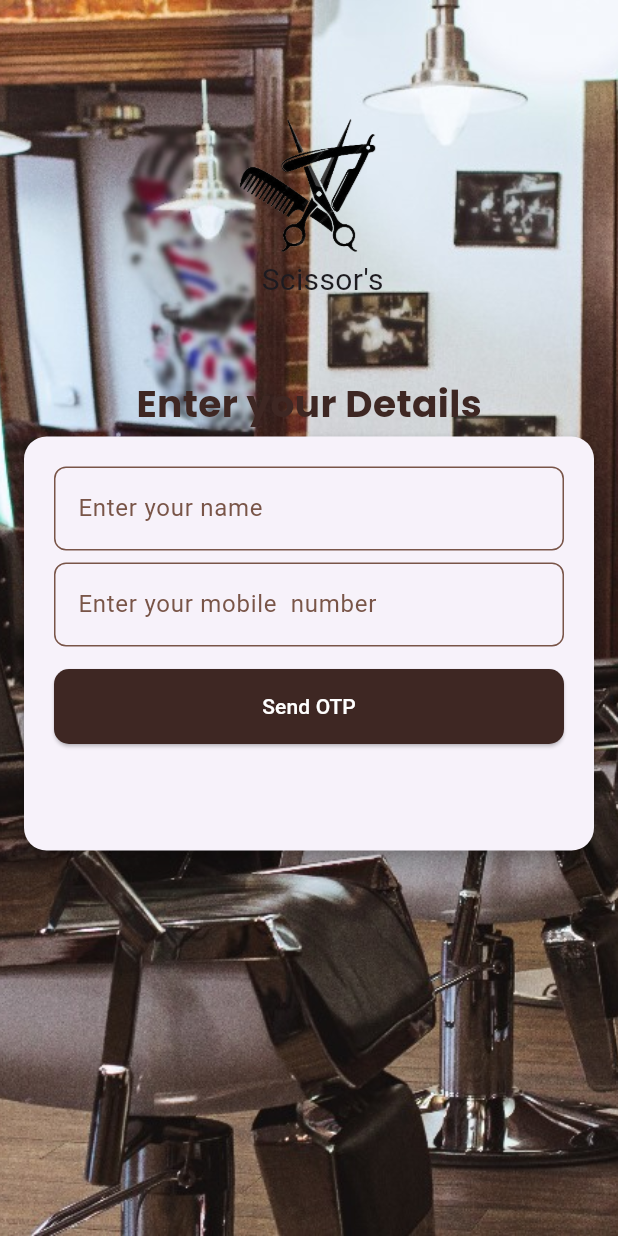
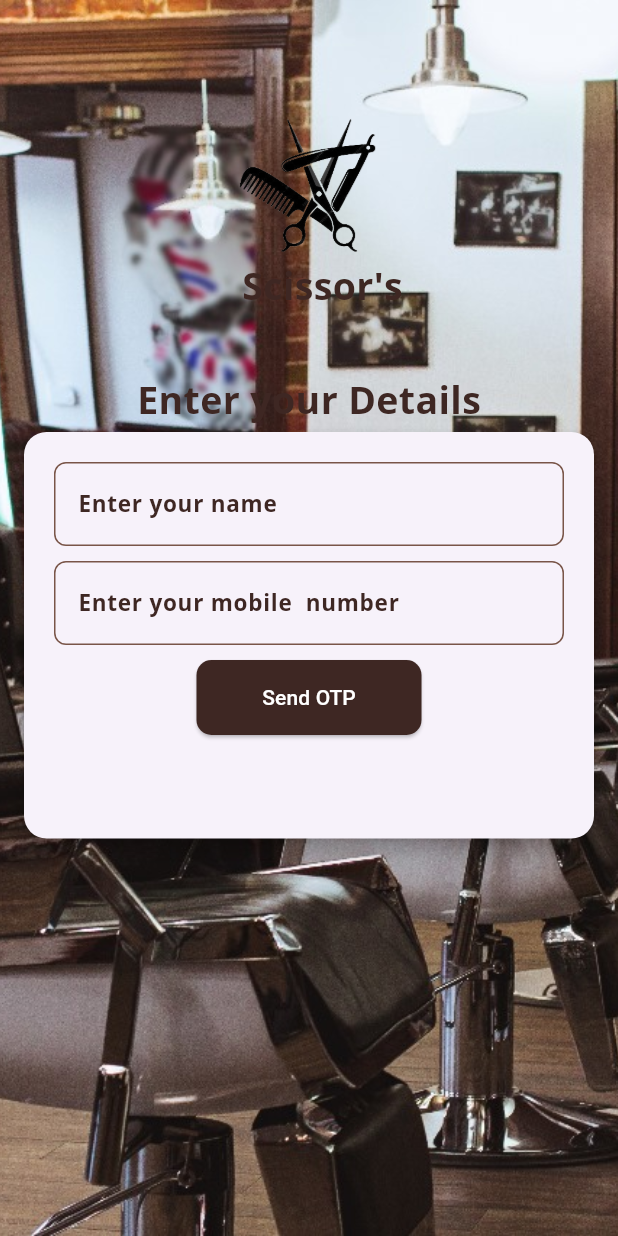
Before and after one commit to manojprabhakar24/phone_auth_firebase, a Flutter app: the screen it shows after launch, on a phone screen of 412 x 824 dp. Run offline on Flutter 3.47's test engine with Material 3 defaults, Android fonts, the phone set to English and light mode, and no system bars; our stand-ins replace firebase_auth, firebase_core, google_fonts; accounts and stored records are empty.

Commit message:
done this page

```diff
--- a/lib/main.dart
+++ b/lib/main.dart
@@ -17,6 +17,7 @@ class MyApp extends StatelessWidget {
   @override
   Widget build(BuildContext context) {
     return MaterialApp(
+      debugShowCheckedModeBanner: false,
       theme: ThemeData(
         inputDecorationTheme: InputDecorationTheme(
           labelStyle: TextStyle(color: Colors.brown),
--- a/lib/pages/login_page.dart
+++ b/lib/pages/login_page.dart
@@ -1,7 +1,7 @@
 import 'package:flutter/material.dart';
 import 'package:google_fonts/google_fonts.dart';
 import '../controllers/auth_service.dart';
-import 'home_page.dart';
+import 'ConfirmationScreen.dart';
 
 class LoginPage extends StatefulWidget {
   const LoginPage({Key? key}) : super(key: key);
@@ -65,17 +65,20 @@ class _LoginPageState extends State<LoginPage>
                             mainAxisAlignment: MainAxisAlignment.center,
                             children: [
                               Padding(padding: EdgeInsets.symmetric(horizontal: 9)),
-                              Text("Scissor's",style: TextStyle(
-                                  fontSize: 20
+                              Text("Scissor's",style: GoogleFonts.openSans(
+                                textStyle: TextStyle(
+                                    color: Colors.brown[900],
+                                    fontSize: 25,
+                                    fontWeight: FontWeight.bold),
                               ),),
                             ]),
-                        SizedBox(height: 50),
+                        SizedBox(height: 40),
                         Row(
                           mainAxisAlignment: MainAxisAlignment.center,
                           children: [
                             Text(
                               "Enter your Details",
-                              style: GoogleFonts.poppins(
+                              style: GoogleFonts.openSans(
                                 textStyle: TextStyle(
                                     color: Colors.brown[900],
                                     fontSize: 25,
@@ -87,7 +90,7 @@ class _LoginPageState extends State<LoginPage>
                         Center(
                           child:Container(
 
-                            constraints: BoxConstraints(maxWidth: 430,maxHeight: 284), // Adjust the maximum width as needed
+                            constraints: BoxConstraints(maxWidth: 430,maxHeight: 279), // Adjust the maximum width as needed
                             child: Card(
                               elevation: 5,
                               shape: RoundedRectangleBorder(
@@ -104,7 +107,13 @@ class _LoginPageState extends State<LoginPage>
                                           keyboardType: TextInputType.text,
                                           decoration: InputDecoration(
                                             labelText: "Enter your name",
-                                            labelStyle: TextStyle(color: Colors.brown),
+                                            labelStyle: GoogleFonts.openSans(
+                                              textStyle: TextStyle(
+                                                  color: Colors.brown[900],
+                                                  fontSize: 15,
+                                                  fontWeight: FontWeight.bold),
+                                            ),
+
                                             enabledBorder: OutlineInputBorder(
                                               borderSide: BorderSide(
                                                   color: Colors.brown, width: 1.0),
@@ -124,13 +133,19 @@ class _LoginPageState extends State<LoginPage>
                                             return null;
                                           },
                                         ),
-                                        SizedBox(height: 8),
+                                        SizedBox(height: 10),
                                         TextFormField(
                                           controller: _phoneController,
                                           keyboardType: TextInputType.number,
                                           decoration: InputDecoration(
                                             prefixText: "+91 ",
                                             labelText: "Enter your mobile  number",
+                                            labelStyle: GoogleFonts.openSans(
+                                              textStyle: TextStyle(
+                                                  color: Colors.brown[900],
+                                                  fontSize: 15,
+                                                  fontWeight: FontWeight.bold),
+                                            ),
                                             enabledBorder: OutlineInputBorder(
                                               borderSide: BorderSide(
                                                   color: Colors.brown, width: 1.0),
@@ -157,10 +172,10 @@ class _LoginPageState extends State<LoginPage>
                                             return null;
                                           },
                                         ),
-                                        SizedBox(height: 15),
+                                        SizedBox(height: 10),
                                         SizedBox(
                                           height: 50,
-                                          width: double.infinity,
+                                          width: 150,
                                           child:ElevatedButton(
                                             onPressed: () {
                                               setState(() {
@@ -174,7 +189,12 @@ class _LoginPageState extends State<LoginPage>
                                                       SnackBar(
                                                         content: Text(
                                                           "Error in sending OTP",
-                                                          style: TextStyle(color: Colors.white),
+                                                          style:  GoogleFonts.openSans(
+                                                        textStyle: TextStyle(
+                                                        color: Colors.brown[900],
+                                                            fontSize: 15,
+                                                            ),
+                                                      ),
                                                         ),
                                                         backgroundColor: Colors.red,
                                                       ),
@@ -231,7 +251,7 @@ class _LoginPageState extends State<LoginPage>
                                                                       Navigator.pushReplacement(
                                                                         context,
                                                                         MaterialPageRoute(
-                                                                          builder: (context) =>  HomePage (name: _nameController.text,
+                                                                          builder: (context) =>  ConfirmationScreen (name: _nameController.text,
                                                                             phoneNumber: _phoneController.text,), // Navigate to the next page on success
                                                                         ),
                                                                       );
@@ -251,10 +271,16 @@ class _LoginPageState extends State<LoginPage>
                                                               },
                                                               child: Text(
                                                                 "Submit",
-                                                                style: TextStyle(color: Colors.white),
+                                                                style: GoogleFonts.openSans(
+                                                                  textStyle: TextStyle(
+                                                                      color: Colors.white,
+                                                                      fontSize: 25,
+                                                                      ),
+                                                                ),
                                                               ),
                                                               style: ElevatedButton.styleFrom(
                                                                 primary: Colors.brown,
+
                                                               ),
                                                             ),
                                                           ],
@@ -272,7 +298,7 @@ class _LoginPageState extends State<LoginPage>
                                             style: ElevatedButton.styleFrom(
                                               primary: _isButtonPressed ? Colors.brown[400] : Colors.brown[900],
                                               onPrimary: Colors.black,
-                                              minimumSize: Size(100, 40),
+                                              minimumSize: Size(0, 10),
                                               padding: EdgeInsets.symmetric(vertical: 10, horizontal: 20),
                                               shape: RoundedRectangleBorder(
                                                 borderRadius: BorderRadius.circular(10),
--- a/pubspec.yaml
+++ b/pubspec.yaml
@@ -58,6 +58,7 @@ flutter:
   assets:
     - assets/Scissors-image-remove.png
     - assets/background.jpg
+    - assets/tick.jpg
 
 
   # The following line ensures that the Material Icons font is
```
Also changed, not shown: lib/pages/ConfirmationScreen.dart (added, +149 -0 lines), lib/pages/home_page.dart (deleted, +0 -24 lines), 1 other file.
